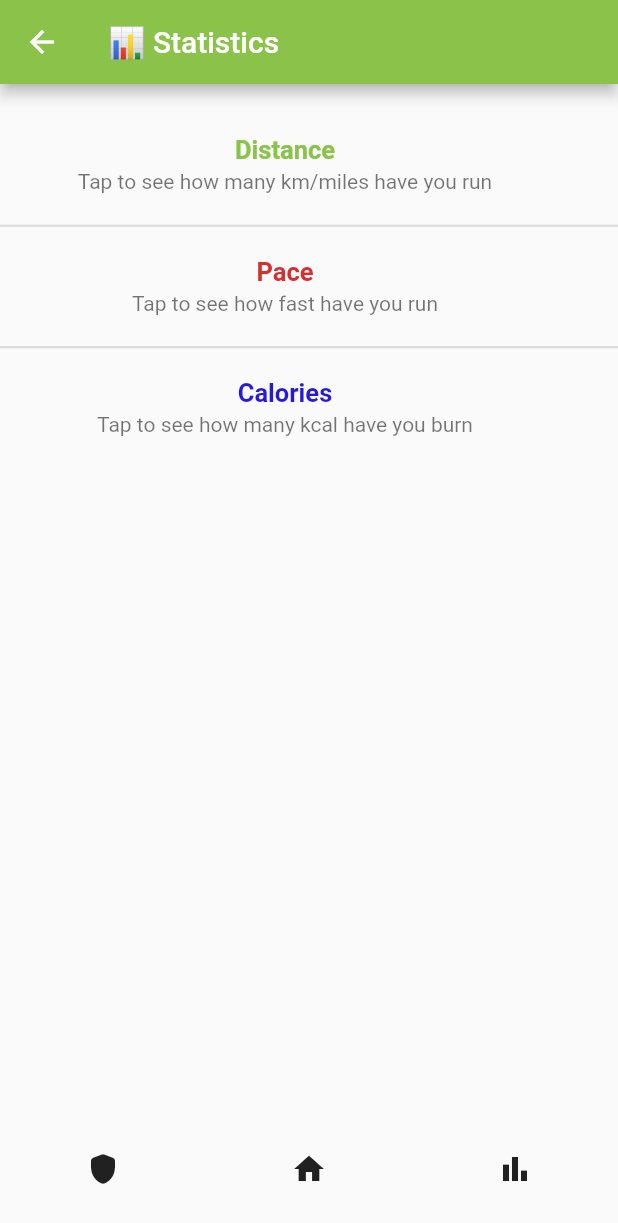
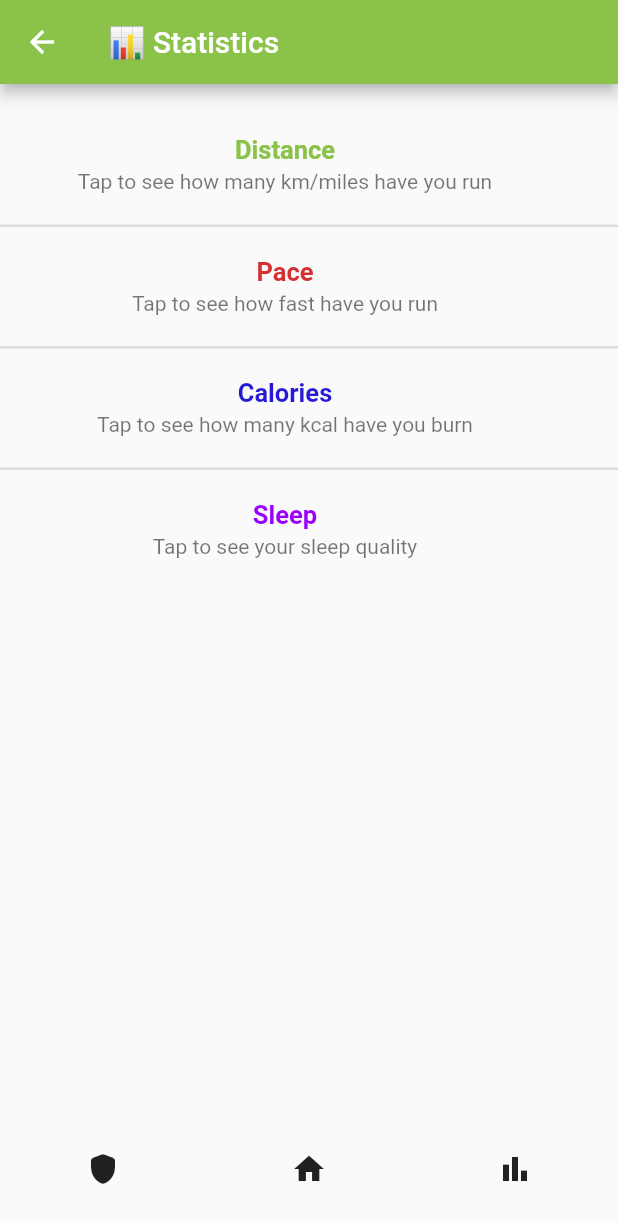
Before and after one commit to valemascio/KIPOS, a Flutter app: the StatisticsPage screen opened by its route, on a phone screen of 412 x 824 dp. Shown: the top 1223 px of the screen. Run offline on Flutter 3.47's test engine with Material 2 defaults, Android fonts, the phone set to English and light mode, and no system bars; drawn by our look-alikes of expansion_tile_card; our stand-ins replace flutter_login, material_design_icons_flutter; missing offline and left inert: fitbitter.

Commit message:
statisticsbutton in tips#4

```diff
--- a/kipos/lib/screens/loginPage.dart
+++ b/kipos/lib/screens/loginPage.dart
@@ -57,6 +57,7 @@ class LoginPage extends StatelessWidget {
         ),
         buttonTheme: const LoginButtonTheme(
           splashColor: Color.fromARGB(255, 122, 164, 94),
+          highlightColor: Color.fromARGB(255, 122, 164, 94),
           elevation: 9.0,
           highlightElevation: 6.0,
         ),
--- a/kipos/lib/screens/statisticsPage.dart
+++ b/kipos/lib/screens/statisticsPage.dart
@@ -103,6 +103,34 @@ class StatisticsPage extends StatelessWidget {
                 ],
                 trailing: SizedBox(),
               ),
+              Divider(
+                height: 5,
+                thickness: 1.5,
+              ),
+              ExpansionTileCard(
+                title: Text('Sleep',
+                    textAlign: TextAlign.center,
+                    style: TextStyle(
+                      color: Color.fromARGB(255, 153, 0, 255),
+                      fontSize: 17,
+                      fontWeight: FontWeight.bold,
+                    )),
+                subtitle: Text('Tap to see your sleep quality',
+                    textAlign: TextAlign.center),
+                children: <Widget>[
+                  Align(
+                    alignment: Alignment.center,
+                    child: Padding(
+                      padding: EdgeInsets.symmetric(
+                        horizontal: 16.0,
+                        vertical: 8.0,
+                      ),
+                      child: Text('Your sleep'),
+                    ),
+                  ),
+                ],
+                trailing: SizedBox(),
+              ),
               /*Divider(
                 height: 5,
                 thickness: 1.5,
```
Also changed, not shown: kipos/lib/main.dart (+18 -8 lines), kipos/lib/screens/logoutPage.dart (+6 -3 lines), kipos/lib/screens/tipsPage.dart (+5 -7 lines).
